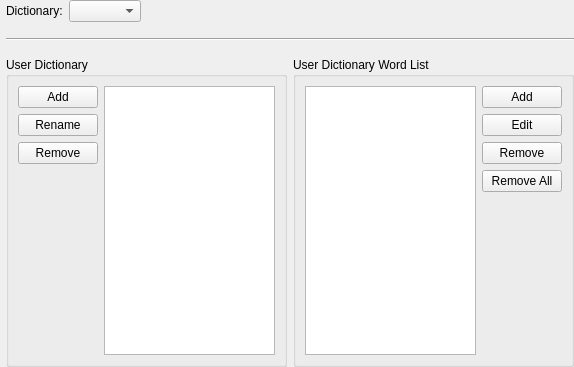
Before: the Qt Designer form src/Sigil/Form_Files/PSpellCheckWidget.ui in Sigil-Ebook/Sigil, drawn with Qt 5.
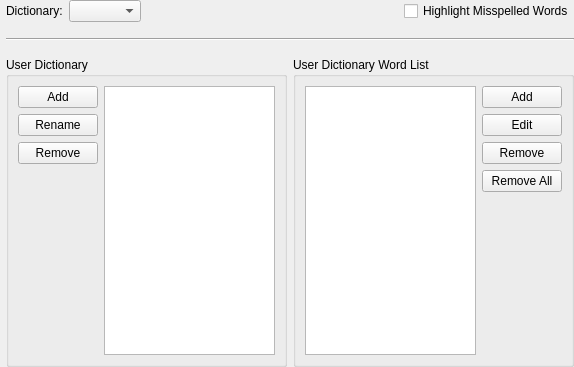
After: the same form once the commit is applied.

Commit message: Changed spellcheck button to run Spellcheck dialog, renamed QuickSpell to Spellcheck, changed checkboxes to yes/no in dialog since they aren't checkable, and add highlight misspellings checkbox to preferences so its more discoverable.

```diff
--- a/src/Sigil/Form_Files/PSpellCheckWidget.ui
+++ b/src/Sigil/Form_Files/PSpellCheckWidget.ui
@@ -58,6 +58,16 @@
        </property>
       </spacer>
      </item>
+     <item>
+      <widget class="QCheckBox" name="HighlightMisspelled">
+       <property name="toolTip">
+        <string>Highlight misspelled words in Code View.</string>
+       </property>
+       <property name="text">
+        <string>Highlight Misspelled Words</string>
+       </property>
+      </widget>
+     </item>
     </layout>
    </item>
    <item>
```
Left out of the diff: 3 changed lines with no effect on the pictures. The commit also changes 6 other files.
